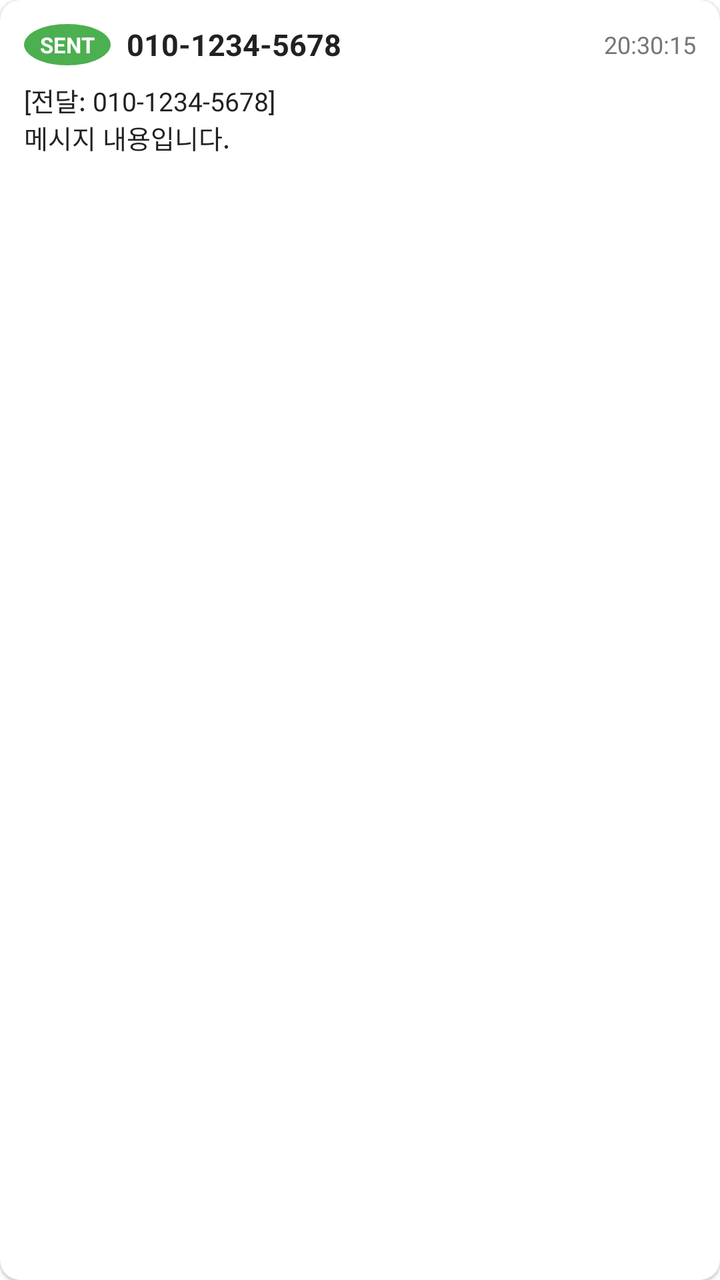
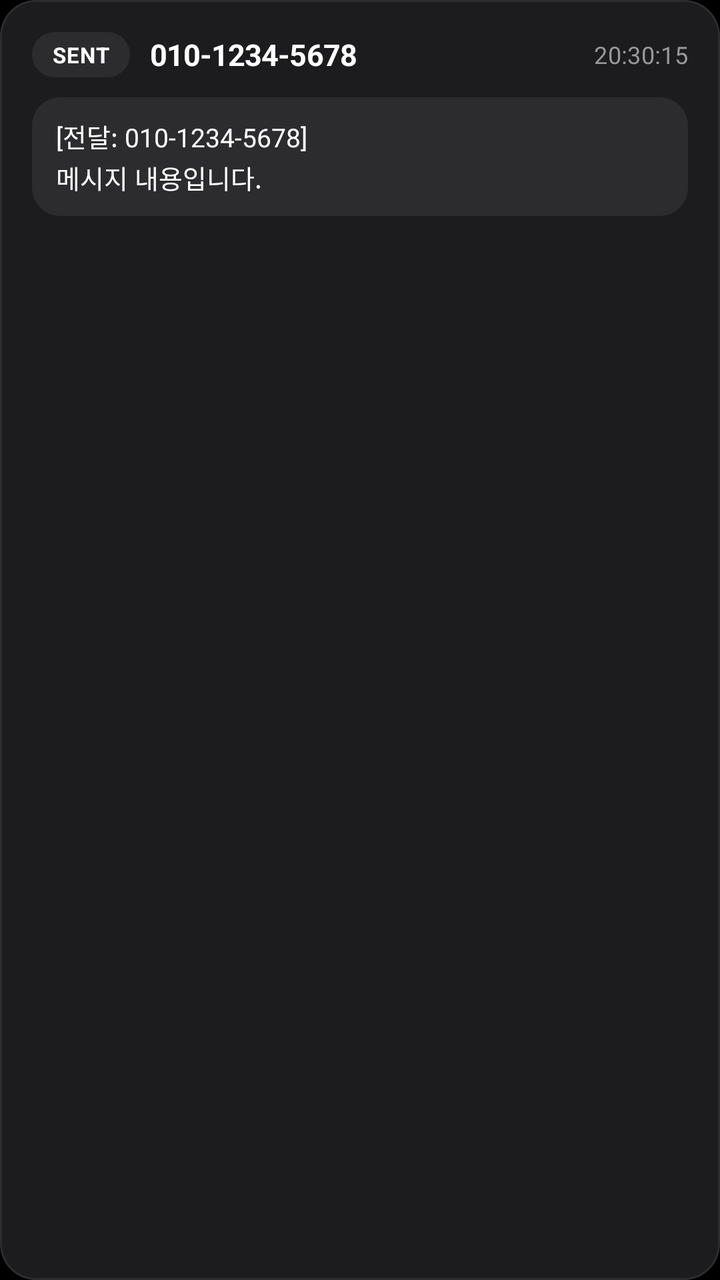

Screens rendered from an Android XML layout before and after an edit, with the pre-edit source and the edit as a unified diff.
<!-- AndroidManifest.xml: application theme Theme.HiDormSMS -->
<!-- res/layout/item_message_history.xml -->
<?xml version="1.0" encoding="utf-8"?>
<com.google.android.material.card.MaterialCardView xmlns:android="http://schemas.android.com/apk/res/android"
    xmlns:app="http://schemas.android.com/apk/res-auto"
    android:layout_width="match_parent"
    android:layout_height="wrap_content"
    android:layout_marginHorizontal="12dp"
    android:layout_marginVertical="6dp"
    app:cardCornerRadius="10dp"
    app:cardElevation="1dp">

    <LinearLayout
        android:layout_width="match_parent"
        android:layout_height="wrap_content"
        android:orientation="vertical"
        android:padding="12dp">

        <LinearLayout
            android:layout_width="match_parent"
            android:layout_height="wrap_content"
            android:gravity="center_vertical"
            android:orientation="horizontal">

            <TextView
                android:id="@+id/tvStatusBadge"
                android:layout_width="wrap_content"
                android:layout_height="wrap_content"
                android:background="@drawable/circle_green"
                android:paddingHorizontal="8dp"
                android:paddingVertical="3dp"
                android:text="SENT"
                android:textColor="#FFFFFF"
                android:textSize="11sp"
                android:textStyle="bold" />

            <TextView
                android:id="@+id/tvRecipient"
                android:layout_width="0dp"
                android:layout_height="wrap_content"
                android:layout_marginStart="8dp"
                android:layout_weight="1"
                android:text="010-1234-5678"
                android:textColor="@color/text_primary"
                android:textSize="15sp"
                android:textStyle="bold" />

            <TextView
                android:id="@+id/tvTime"
                android:layout_width="wrap_content"
                android:layout_height="wrap_content"
                android:text="20:30:15"
                android:textColor="@color/text_secondary"
                android:textSize="12sp" />
        </LinearLayout>

        <TextView
            android:id="@+id/tvContent"
            android:layout_width="match_parent"
            android:layout_height="wrap_content"
            android:layout_marginTop="8dp"
            android:ellipsize="end"
            android:maxLines="3"
            android:text="[전달: 010-1234-5678]\n메시지 내용입니다."
            android:textColor="@color/text_primary"
            android:textSize="13sp" />

        <TextView
            android:id="@+id/tvError"
            android:layout_width="match_parent"
            android:layout_height="wrap_content"
            android:layout_marginTop="4dp"
            android:text="오류 사유: NO_SERVICE"
            android:textColor="@color/status_red"
            android:textSize="11sp"
            android:visibility="gone" />

    </LinearLayout>
</com.google.android.material.card.MaterialCardView>
<!-- resources referenced by this layout -->
<resources>
  <color name="status_red">#F44336</color>
  <color name="text_primary">#212121</color>
  <color name="text_secondary">#757575</color>
  <!-- drawable circle_green (drawable) -->
  <?xml version="1.0" encoding="utf-8"?>
  <shape xmlns:android="http://schemas.android.com/apk/res/android"
      android:shape="oval">
      <solid android:color="@color/status_green" />
      <size android:width="12dp" android:height="12dp" />
  </shape>
  <style name="Theme.HiDormSMS" parent="Theme.MaterialComponents.DayNight.NoActionBar">
          <item name="colorPrimary">@color/primary</item>
          <item name="colorPrimaryVariant">@color/primary_dark</item>
          <item name="colorOnPrimary">#FFFFFF</item>
          <item name="colorSecondary">@color/accent</item>
          <item name="android:statusBarColor">@color/primary_dark</item>
      </style>
  <color name="status_green">#4CAF50</color>
  <color name="primary">#1976D2</color>
  <color name="primary_dark">#0D47A1</color>
  <color name="accent">#00E676</color>
</resources>

<!-- the commit's change to res/layout/item_message_history.xml (unified diff, before → after) -->
@@ -3,16 +3,18 @@
     xmlns:app="http://schemas.android.com/apk/res-auto"
     android:layout_width="match_parent"
     android:layout_height="wrap_content"
-    android:layout_marginHorizontal="12dp"
     android:layout_marginVertical="6dp"
-    app:cardCornerRadius="10dp"
-    app:cardElevation="1dp">
+    app:cardBackgroundColor="@color/apple_dark_card"
+    app:cardCornerRadius="18dp"
+    app:cardElevation="0dp"
+    app:strokeColor="@color/apple_glass_stroke"
+    app:strokeWidth="1dp">
 
     <LinearLayout
         android:layout_width="match_parent"
         android:layout_height="wrap_content"
         android:orientation="vertical"
-        android:padding="12dp">
+        android:padding="16dp">
 
         <LinearLayout
             android:layout_width="match_parent"
@@ -24,9 +26,11 @@
                 android:id="@+id/tvStatusBadge"
                 android:layout_width="wrap_content"
                 android:layout_height="wrap_content"
-                android:background="@drawable/circle_green"
-                android:paddingHorizontal="8dp"
-                android:paddingVertical="3dp"
+                android:background="@drawable/apple_pill_bg"
+                android:gravity="center"
+                android:letterSpacing="0.04"
+                android:paddingHorizontal="10dp"
+                android:paddingVertical="4dp"
                 android:text="SENT"
                 android:textColor="#FFFFFF"
                 android:textSize="11sp"
@@ -36,10 +40,11 @@
                 android:id="@+id/tvRecipient"
                 android:layout_width="0dp"
                 android:layout_height="wrap_content"
-                android:layout_marginStart="8dp"
+                android:layout_marginStart="10dp"
                 android:layout_weight="1"
+                android:letterSpacing="-0.02"
                 android:text="010-1234-5678"
-                android:textColor="@color/text_primary"
+                android:textColor="@color/apple_label_primary"
                 android:textSize="15sp"
                 android:textStyle="bold" />
 
@@ -47,8 +52,9 @@
                 android:id="@+id/tvTime"
                 android:layout_width="wrap_content"
                 android:layout_height="wrap_content"
+                android:letterSpacing="0.01"
                 android:text="20:30:15"
-                android:textColor="@color/text_secondary"
+                android:textColor="@color/apple_label_secondary"
                 android:textSize="12sp" />
         </LinearLayout>
 
@@ -56,20 +62,27 @@
             android:id="@+id/tvContent"
             android:layout_width="match_parent"
             android:layout_height="wrap_content"
-            android:layout_marginTop="8dp"
+            android:layout_marginTop="10dp"
+            android:background="@drawable/apple_card_inner"
             android:ellipsize="end"
-            android:maxLines="3"
+            android:lineSpacingExtra="2dp"
+            android:maxLines="4"
+            android:paddingHorizontal="12dp"
+            android:paddingVertical="10dp"
             android:text="[전달: 010-1234-5678]\n메시지 내용입니다."
-            android:textColor="@color/text_primary"
+            android:textColor="@color/apple_label_primary"
             android:textSize="13sp" />
 
         <TextView
             android:id="@+id/tvError"
             android:layout_width="match_parent"
             android:layout_height="wrap_content"
-            android:layout_marginTop="4dp"
+            android:layout_marginTop="8dp"
+            android:background="@drawable/apple_pill_red"
+            android:paddingHorizontal="10dp"
+            android:paddingVertical="4dp"
             android:text="오류 사유: NO_SERVICE"
-            android:textColor="@color/status_red"
+            android:textColor="@color/apple_red"
             android:textSize="11sp"
             android:visibility="gone" />
 
<!-- resource entries referenced after the edit -->
@@ -1,25 +1,77 @@
 <!-- resources referenced by this layout -->
 <resources>
-  <color name="status_red">#F44336</color>
-  <color name="text_primary">#212121</color>
-  <color name="text_secondary">#757575</color>
-  <!-- drawable circle_green (drawable) -->
+  <color name="apple_dark_card">#1C1C1E</color>
+  <color name="apple_glass_stroke">#2C2C2E</color>
+  <color name="apple_label_primary">#FFFFFF</color>
+  <color name="apple_label_secondary">#98989D</color>
+  <color name="apple_red">#FF453A</color>
+  <!-- drawable apple_card_inner (drawable) -->
   <?xml version="1.0" encoding="utf-8"?>
   <shape xmlns:android="http://schemas.android.com/apk/res/android"
-      android:shape="oval">
-      <solid android:color="@color/status_green" />
-      <size android:width="12dp" android:height="12dp" />
+      android:shape="rectangle">
+      
+      <corners android:radius="14dp" />
+      <solid android:color="@color/apple_dark_surface" />
+  </shape>
+  <!-- drawable apple_pill_bg (drawable) -->
+  <?xml version="1.0" encoding="utf-8"?>
+  <shape xmlns:android="http://schemas.android.com/apk/res/android"
+      android:shape="rectangle">
+      <corners android:radius="999dp" />
+      <solid android:color="@color/apple_dark_surface" />
+      <stroke
+          android:width="1dp"
+          android:color="@color/apple_glass_stroke" />
+  </shape>
+  <!-- drawable apple_pill_red (drawable) -->
+  <?xml version="1.0" encoding="utf-8"?>
+  <shape xmlns:android="http://schemas.android.com/apk/res/android"
+      android:shape="rectangle">
+      <corners android:radius="999dp" />
+      <solid android:color="@color/apple_red_subtle" />
+      <stroke
+          android:width="1dp"
+          android:color="@color/apple_red" />
   </shape>
   <style name="Theme.HiDormSMS" parent="Theme.MaterialComponents.DayNight.NoActionBar">
-          <item name="colorPrimary">@color/primary</item>
-          <item name="colorPrimaryVariant">@color/primary_dark</item>
+          
+          <item name="colorPrimary">@color/apple_blue</item>
+          <item name="colorPrimaryVariant">#000000</item>
           <item name="colorOnPrimary">#FFFFFF</item>
-          <item name="colorSecondary">@color/accent</item>
-          <item name="android:statusBarColor">@color/primary_dark</item>
+  
+          
+          <item name="colorSecondary">@color/apple_green</item>
+          <item name="colorOnSecondary">#000000</item>
+  
+          
+          <item name="android:windowBackground">@color/apple_black</item>
+          <item name="android:statusBarColor">@color/apple_black</item>
+          <item name="android:navigationBarColor">@color/apple_black</item>
+          <item name="android:windowLightStatusBar">false</item>
+          <item name="android:windowLightNavigationBar" tools:targetApi="o_mr1">false</item>
+  
+          
+          <item name="android:textColorPrimary">@color/apple_label_primary</item>
+          <item name="android:textColorSecondary">@color/apple_label_secondary</item>
+  
+          
+          <item name="alertDialogTheme">@style/Theme.HiDormSMS.Dialog</item>
       </style>
-  <color name="status_green">#4CAF50</color>
-  <color name="primary">#1976D2</color>
-  <color name="primary_dark">#0D47A1</color>
-  <color name="accent">#00E676</color>
+  <color name="apple_dark_surface">#2C2C2E</color>
+  <color name="apple_red_subtle">#3D1715</color>
+  <color name="apple_blue">#0A84FF</color>
+  <color name="apple_green">#30D158</color>
+  <color name="apple_black">#000000</color>
+  <style name="Theme.HiDormSMS.Dialog" parent="ThemeOverlay.MaterialComponents.Dialog.Alert">
+          <item name="android:background">@color/apple_dark_card</item>
+          <item name="colorSurface">@color/apple_dark_card</item>
+          <item name="colorPrimary">@color/apple_blue</item>
+          <item name="android:textColorPrimary">@color/apple_label_primary</item>
+          <item name="android:textColorSecondary">@color/apple_label_secondary</item>
+          <item name="shapeAppearanceMediumComponent">@style/ShapeAppearance.AppleDialog</item>
+      </style>
+  <style name="ShapeAppearance.AppleDialog" parent="ShapeAppearance.MaterialComponents.MediumComponent">
+          <item name="cornerSize">22dp</item>
+      </style>
 </resources>
 
